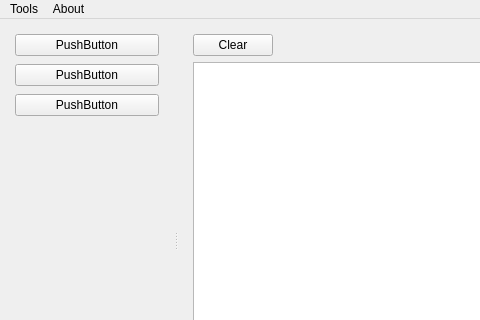
Old version of the form QALog/mainwindow.ui in the repository JailedBird/QALog; both pictures show x 0 to 480 and y 0 to 320 of the 640 by 480 pixel window.
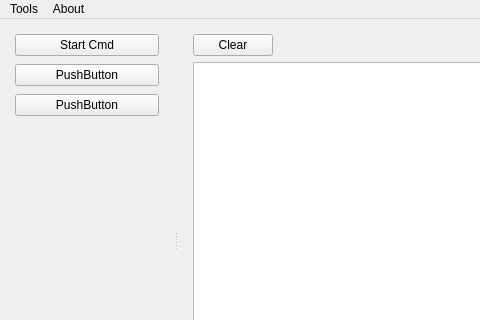
New version of the form.

Patch:
```diff
--- a/QALog/mainwindow.ui
+++ b/QALog/mainwindow.ui
@@ -26,7 +26,7 @@
     <property name="orientation">
      <enum>Qt::Horizontal</enum>
     </property>
-    <widget class="QWidget" name="">
+    <widget class="QWidget" name="layoutWidget">
      <layout class="QVBoxLayout" name="verticalLayout">
       <property name="spacing">
        <number>8</number>
@@ -46,7 +46,7 @@
       <item>
        <widget class="QPushButton" name="pushButton">
         <property name="text">
-         <string>PushButton</string>
+         <string>Start Cmd</string>
         </property>
        </widget>
       </item>
@@ -79,7 +79,7 @@
       </item>
      </layout>
     </widget>
-    <widget class="QWidget" name="">
+    <widget class="QWidget" name="layoutWidget">
      <layout class="QVBoxLayout" name="verticalLayout_2">
       <property name="leftMargin">
        <number>15</number>
```
Left out of the diff: 8 changed lines with no effect on the pictures.
